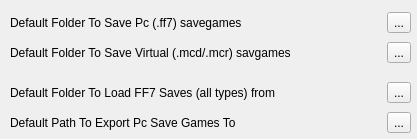
The window that options.ui (sithlord48/blackchocobo) describes before a commit, drawn with Qt 5.
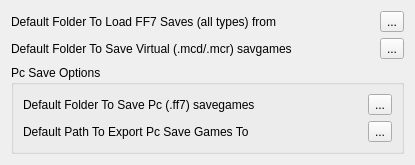
The same window after the commit.

Commit message: group pc options

```diff
--- a/options.ui
+++ b/options.ui
@@ -6,100 +6,15 @@
    <rect>
     <x>0</x>
     <y>0</y>
-    <width>417</width>
-    <height>139</height>
+    <width>415</width>
+    <height>161</height>
    </rect>
   </property>
   <property name="windowTitle">
    <string>More Options</string>
   </property>
-  <widget class="QWidget" name="">
-   <property name="geometry">
-    <rect>
-     <x>10</x>
-     <y>10</y>
-     <width>401</width>
-     <height>25</height>
-    </rect>
-   </property>
-   <layout class="QHBoxLayout" name="horizontalLayout">
+  <layout class="QVBoxLayout" name="verticalLayout_2">
     <item>
-     <widget class="QLabel" name="label">
-      <property name="text">
-       <string>Default Folder To Save Pc (.ff7) savegames</string>
-      </property>
-     </widget>
-    </item>
-    <item>
-     <spacer name="horizontalSpacer_3">
-      <property name="orientation">
-       <enum>Qt::Horizontal</enum>
-      </property>
-      <property name="sizeHint" stdset="0">
-       <size>
-        <width>17</width>
-        <height>20</height>
-       </size>
-      </property>
-     </spacer>
-    </item>
-    <item>
-     <widget class="QToolButton" name="btn_set_save_pc">
-      <property name="text">
-       <string>...</string>
-      </property>
-     </widget>
-    </item>
-   </layout>
-  </widget>
-  <widget class="QWidget" name="">
-   <property name="geometry">
-    <rect>
-     <x>10</x>
-     <y>40</y>
-     <width>401</width>
-     <height>25</height>
-    </rect>
-   </property>
-   <layout class="QHBoxLayout" name="horizontalLayout_2">
-    <item>
-     <widget class="QLabel" name="label_2">
-      <property name="text">
-       <string>Default Folder To Save Virtual (.mcd/.mcr) savgames</string>
-      </property>
-     </widget>
-    </item>
-    <item>
-     <spacer name="horizontalSpacer_2">
-      <property name="orientation">
-       <enum>Qt::Horizontal</enum>
-      </property>
-      <property name="sizeHint" stdset="0">
-       <size>
-        <width>17</width>
-        <height>20</height>
-       </size>
-      </property>
-     </spacer>
-    </item>
-    <item>
-     <widget class="QToolButton" name="btn_set_save_emu">
-      <property name="text">
-       <string>...</string>
-      </property>
-     </widget>
-    </item>
-   </layout>
-  </widget>
-  <widget class="QWidget" name="">
-   <property name="geometry">
-    <rect>
-     <x>10</x>
-     <y>80</y>
-     <width>401</width>
-     <height>25</height>
-    </rect>
-   </property>
    <layout class="QHBoxLayout" name="horizontalLayout_3">
     <item>
      <widget class="QLabel" name="label_3">
@@ -129,16 +44,76 @@
      </widget>
     </item>
    </layout>
-  </widget>
-  <widget class="QWidget" name="">
-   <property name="geometry">
-    <rect>
-     <x>10</x>
-     <y>110</y>
-     <width>401</width>
-     <height>25</height>
-    </rect>
-   </property>
+   </item>
+   <item>
+    <layout class="QHBoxLayout" name="horizontalLayout_2">
+     <item>
+      <widget class="QLabel" name="label_2">
+       <property name="text">
+        <string>Default Folder To Save Virtual (.mcd/.mcr) savgames</string>
+       </property>
+      </widget>
+     </item>
+     <item>
+      <spacer name="horizontalSpacer_2">
+       <property name="orientation">
+        <enum>Qt::Horizontal</enum>
+       </property>
+       <property name="sizeHint" stdset="0">
+        <size>
+         <width>17</width>
+         <height>20</height>
+        </size>
+       </property>
+      </spacer>
+     </item>
+     <item>
+      <widget class="QToolButton" name="btn_set_save_emu">
+       <property name="text">
+        <string>...</string>
+       </property>
+      </widget>
+     </item>
+    </layout>
+   </item>
+   <item>
+    <widget class="QGroupBox" name="groupBox">
+     <property name="title">
+      <string>Pc Save Options</string>
+     </property>
+     <layout class="QVBoxLayout" name="verticalLayout">
+      <item>
+       <layout class="QHBoxLayout" name="horizontalLayout">
+        <item>
+         <widget class="QLabel" name="label">
+          <property name="text">
+           <string>Default Folder To Save Pc (.ff7) savegames</string>
+          </property>
+         </widget>
+        </item>
+        <item>
+         <spacer name="horizontalSpacer_3">
+          <property name="orientation">
+           <enum>Qt::Horizontal</enum>
+          </property>
+          <property name="sizeHint" stdset="0">
+           <size>
+            <width>17</width>
+            <height>20</height>
+           </size>
+          </property>
+         </spacer>
+        </item>
+        <item>
+         <widget class="QToolButton" name="btn_set_save_pc">
+          <property name="text">
+           <string>...</string>
+          </property>
+         </widget>
+        </item>
+       </layout>
+      </item>
+      <item>
    <layout class="QHBoxLayout" name="horizontalLayout_4">
     <item>
      <widget class="QLabel" name="label_4">
@@ -168,7 +143,11 @@
      </widget>
     </item>
    </layout>
-  </widget>
+      </item>
+     </layout>
+    </widget>
+   </item>
+  </layout>
  </widget>
  <resources/>
  <connections/>
```
Lines whose indentation alone changed are shown as unchanged.
